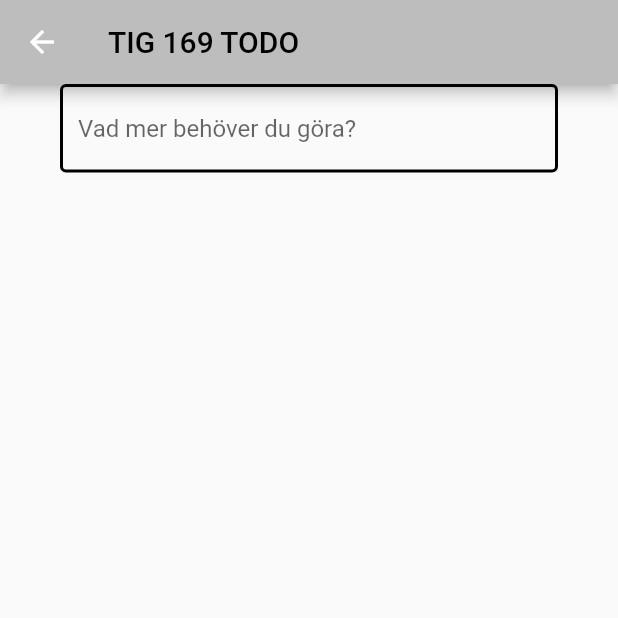
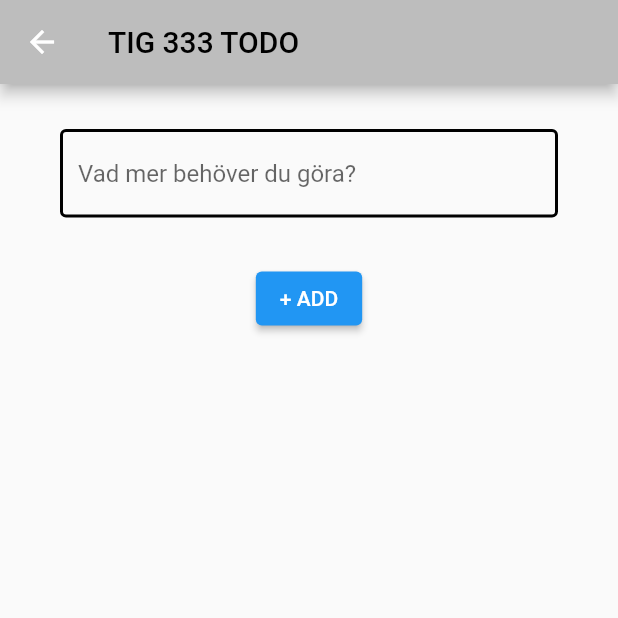
Before and after one commit to gu-tig333-ht22/gushedlsi, a Flutter app: the screen it shows after launch, after a tap on the "add" icon, on a phone screen of 412 x 824 dp, the top half of it. Run offline on Flutter 3.47's test engine with Material 2 defaults, Android fonts, the phone set to English and light mode, and no system bars.

Commit message:
dropdown menu i appbar,lmargin på knapp, add 2View

```diff
--- a/lib/main.dart
+++ b/lib/main.dart
@@ -1,5 +1,4 @@
 import 'package:flutter/material.dart';
-
 
 void main() {
   runApp(Myapp());
@@ -19,34 +18,63 @@ class MainView extends StatelessWidget {
   Widget build(BuildContext context) {
     return Scaffold(
       appBar: AppBar(
-        title: Text("TIG 169 TODO",
-        style: TextStyle(
-          color: Colors.black
-            )
+        title: Text("TIG 333 TODO", style: TextStyle(color: Colors.black)),
+        backgroundColor: Colors.grey[400],
+        actions: [
+          _popMenu()
+  ]
       ),
-        backgroundColor: Colors.grey[400],
-      ) ,
       body: Center(
           child: Column(children: [
+        Container(height: 10,),
         _todoRow(),
-          Divider(color: Colors.black,),
+        Divider(
+          color: Colors.black,
+        ),
         _todoRow(),
-          Divider(color: Colors.black,),
-          //plusButton(),
-          FloatingActionButton(
+        Divider(
+          color: Colors.black,
+        ),
+
+
+        Expanded(
+            child: Align(
+          alignment: FractionalOffset.bottomRight,
+          child: Container(
+            margin: EdgeInsets.only(right: 30, bottom: 30),
+            child: FloatingActionButton(
               child: const Icon(Icons.add),
               onPressed: () {
                 Navigator.push(context,
-                MaterialPageRoute(builder: (context) => SecondView()));}),
-
-        ]
-        )
-      ),
-
+                    MaterialPageRoute(builder: (context) => SecondView()));
+              })),
+        ))
+      ])),
     );
   }
 
-  Widget _todoRow(){
+  Widget _popMenu() {
+    return PopupMenuButton(
+          icon: Icon(Icons.more_vert),
+          itemBuilder: (context){
+            return [
+                  PopupMenuItem(
+                      child: Text("All"),
+                  ),
+
+                  PopupMenuItem(
+                      child: Text("Done"),
+                  ),
+
+                  PopupMenuItem(
+                      child: Text("Undone"),
+                  ),
+              ];
+          }
+        );
+  }
+
+  Widget _todoRow() {
     return Row(
       mainAxisAlignment: MainAxisAlignment.spaceBetween,
       children: [
@@ -55,60 +83,58 @@ class MainView extends StatelessWidget {
           onChanged: (val) {},
         ),
         Text("Mjölk"),
-        ElevatedButton(onPressed: (){}, child: Icon(Icons.clear))
+        Container(
+          margin:EdgeInsets.only(right: 10) ,
+          child: ElevatedButton(onPressed: () {}, child: Icon(Icons.clear)))
       ],
     );
   }
 
-  Widget plusButton() {
+  Widget plusButton() { //Dennaa används ej, pga navigator funkar ej här
     return Positioned(
         bottom: 30,
         right: 30,
-      child:
-      FloatingActionButton(
+        child: FloatingActionButton(
           child: Icon(Icons.add),
           onPressed: () {
             /* Navigator.push(context,
           MaterialPageRoute(builder: (context) => SecondView()));
-        */},
-
-       )
-    );
+        */
+          },
+        ));
+  }
 }
 
-}
-
+//SECOND VIEW
 class SecondView extends StatelessWidget {
   Widget build(BuildContext context) {
     return Scaffold(
       appBar: AppBar(
-        title: Text("TIG 169 TODO",
-        style: TextStyle(
-          color: Colors.black
-          )
+        title: Text("TIG 333 TODO", style: TextStyle(color: Colors.black)),
+        backgroundColor: Colors.grey[400],
       ),
-        backgroundColor: Colors.grey[400],
-      ) ,
       body: Center(
           child: Column(children: [
-          Container( //FKYTTAS TILL SECOND VIEW, MEN VARFÖR FUNKAR EJ MARGINS?
-            margin: EdgeInsets.only(left: 40.0, right: 40) ,
+            Container(height: 30,),
+            todoInput(),
+            Container(height: 30,),
+            ElevatedButton(onPressed: () {}, child: Text("+ ADD"))
+      ])),
+    );
+  }
+
+  Widget todoInput() {
+    return Container(
+            margin: EdgeInsets.only(left: 40.0, right: 40),
             child: TextField(
               decoration: InputDecoration(
                   enabledBorder: OutlineInputBorder(
-                  borderSide: BorderSide(color: Colors.black, width: 2)
-                ),
+                      borderSide: BorderSide(color: Colors.black, width: 2)),
                   focusedBorder: OutlineInputBorder(
-                  borderSide: BorderSide(color: Colors.black, width: 2)
-                ),
-                hintText: "Vad mer behöver du göra?"
-              ),
-            )
-          ) //SKA FLYTTAS HELA VÄGEN HIT
-        ]
-        )
-      ),
+                      borderSide: BorderSide(color: Colors.black, width: 2)),
+                  hintText: "Vad mer behöver du göra?"),
+            ));
+  }
 
-    );
+
 }
-}
```
Lines whose indentation alone changed are shown as unchanged.
